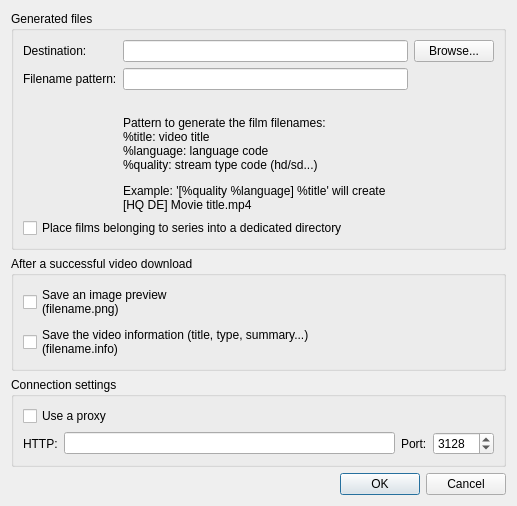
First picture: the form in preferencedialog.ui, repository Tofee/artefetcher, before the edit.
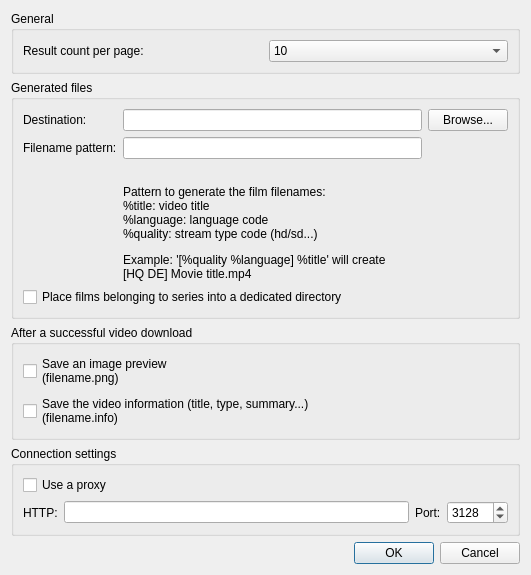
Second picture: the form after the edit.

Commit message: New feature: customize page count Update translations

```diff
--- a/preferencedialog.ui
+++ b/preferencedialog.ui
@@ -6,97 +6,16 @@
    <rect>
     <x>0</x>
     <y>0</y>
-    <width>517</width>
-    <height>416</height>
+    <width>531</width>
+    <height>515</height>
    </rect>
   </property>
   <property name="windowTitle">
    <string>Preferences</string>
   </property>
   <layout class="QGridLayout" name="gridLayout">
-   <item row="10" column="0" colspan="4">
-    <widget class="QDialogButtonBox" name="buttonBox">
-     <property name="orientation">
-      <enum>Qt::Horizontal</enum>
-     </property>
-     <property name="standardButtons">
-      <set>QDialogButtonBox::Cancel|QDialogButtonBox::Ok</set>
-     </property>
-    </widget>
-   </item>
-   <item row="9" column="0" colspan="4">
-    <widget class="QGroupBox" name="groupBox_2">
-     <property name="title">
-      <string>Connection settings</string>
-     </property>
-     <layout class="QGridLayout" name="gridLayout_2">
-      <item row="0" column="0" colspan="2">
-       <widget class="QCheckBox" name="proxyCheckBox">
-        <property name="text">
-         <string>Use a proxy</string>
-        </property>
-       </widget>
-      </item>
-      <item row="1" column="0">
-       <widget class="QLabel" name="proxyHttpUrlLabel">
-        <property name="text">
-         <string>HTTP:</string>
-        </property>
-       </widget>
-      </item>
-      <item row="1" column="3">
-       <widget class="QSpinBox" name="proxyHttpPortSpinBox">
-        <property name="minimum">
-         <number>1</number>
-        </property>
-        <property name="maximum">
-         <number>65535</number>
-        </property>
-        <property name="value">
-         <number>3128</number>
-        </property>
-       </widget>
-      </item>
-      <item row="1" column="2">
-       <widget class="QLabel" name="proxyHttpPortLabel">
-        <property name="text">
-         <string>Port:</string>
-        </property>
-       </widget>
-      </item>
-      <item row="1" column="1">
-       <widget class="QLineEdit" name="proxyHttpUrlLineEdit"/>
-      </item>
-     </layout>
-    </widget>
-   </item>
-   <item row="7" column="0" colspan="4">
-    <widget class="QGroupBox" name="groupBox">
-     <property name="title">
-      <string>After a successful video download</string>
-     </property>
-     <layout class="QVBoxLayout" name="verticalLayout">
-      <item>
-       <widget class="QCheckBox" name="imagePreviewCheckBox">
-        <property name="text">
-         <string>Save an image preview
-(filename.png)</string>
-        </property>
-       </widget>
-      </item>
-      <item>
-       <widget class="QCheckBox" name="metaInfoCheckBox">
-        <property name="text">
-         <string>Save the video information (title, type, summary...)
-(filename.info)</string>
-        </property>
-       </widget>
-      </item>
-     </layout>
-    </widget>
-   </item>
-   <item row="0" column="0" colspan="4">
-    <widget class="QGroupBox" name="groupBox_3">
+   <item row="1" column="0" colspan="4">
+    <widget class="QGroupBox" name="filesGroupBox">
      <property name="title">
       <string>Generated files</string>
      </property>
@@ -198,6 +117,135 @@
      </layout>
     </widget>
    </item>
+   <item row="11" column="0" colspan="4">
+    <widget class="QDialogButtonBox" name="buttonBox">
+     <property name="orientation">
+      <enum>Qt::Horizontal</enum>
+     </property>
+     <property name="standardButtons">
+      <set>QDialogButtonBox::Cancel|QDialogButtonBox::Ok</set>
+     </property>
+    </widget>
+   </item>
+   <item row="10" column="0" colspan="4">
+    <widget class="QGroupBox" name="connectionGroupBox">
+     <property name="title">
+      <string>Connection settings</string>
+     </property>
+     <layout class="QGridLayout" name="gridLayout_2">
+      <item row="0" column="0" colspan="2">
+       <widget class="QCheckBox" name="proxyCheckBox">
+        <property name="text">
+         <string>Use a proxy</string>
+        </property>
+       </widget>
+      </item>
+      <item row="1" column="0">
+       <widget class="QLabel" name="proxyHttpUrlLabel">
+        <property name="text">
+         <string>HTTP:</string>
+        </property>
+       </widget>
+      </item>
+      <item row="1" column="3">
+       <widget class="QSpinBox" name="proxyHttpPortSpinBox">
+        <property name="minimum">
+         <number>1</number>
+        </property>
+        <property name="maximum">
+         <number>65535</number>
+        </property>
+        <property name="value">
+         <number>3128</number>
+        </property>
+       </widget>
+      </item>
+      <item row="1" column="2">
+       <widget class="QLabel" name="proxyHttpPortLabel">
+        <property name="text">
+         <string>Port:</string>
+        </property>
+       </widget>
+      </item>
+      <item row="1" column="1">
+       <widget class="QLineEdit" name="proxyHttpUrlLineEdit"/>
+      </item>
+     </layout>
+    </widget>
+   </item>
+   <item row="8" column="0" colspan="4">
+    <widget class="QGroupBox" name="afterDownloadGroupBox">
+     <property name="title">
+      <string>After a successful video download</string>
+     </property>
+     <layout class="QVBoxLayout" name="verticalLayout">
+      <item>
+       <widget class="QCheckBox" name="imagePreviewCheckBox">
+        <property name="text">
+         <string>Save an image preview
+(filename.png)</string>
+        </property>
+       </widget>
+      </item>
+      <item>
+       <widget class="QCheckBox" name="metaInfoCheckBox">
+        <property name="text">
+         <string>Save the video information (title, type, summary...)
+(filename.info)</string>
+        </property>
+       </widget>
+      </item>
+     </layout>
+    </widget>
+   </item>
+   <item row="0" column="0" colspan="4">
+    <widget class="QGroupBox" name="generalGroupBox">
+     <property name="title">
+      <string>General</string>
+     </property>
+     <layout class="QGridLayout" name="gridLayout_4">
+      <item row="0" column="1">
+       <widget class="QComboBox" name="resultCountComboBox">
+        <property name="currentIndex">
+         <number>0</number>
+        </property>
+        <item>
+         <property name="text">
+          <string notr="true">10</string>
+         </property>
+        </item>
+        <item>
+         <property name="text">
+          <string notr="true">15</string>
+         </property>
+        </item>
+        <item>
+         <property name="text">
+          <string notr="true">20</string>
+         </property>
+        </item>
+        <item>
+         <property name="text">
+          <string notr="true">50</string>
+         </property>
+        </item>
+        <item>
+         <property name="text">
+          <string notr="true">100</string>
+         </property>
+        </item>
+       </widget>
+      </item>
+      <item row="0" column="0">
+       <widget class="QLabel" name="label_3">
+        <property name="text">
+         <string>Result count per page:</string>
+        </property>
+       </widget>
+      </item>
+     </layout>
+    </widget>
+   </item>
   </layout>
  </widget>
  <resources/>
```
The commit also changes 6 other files.
